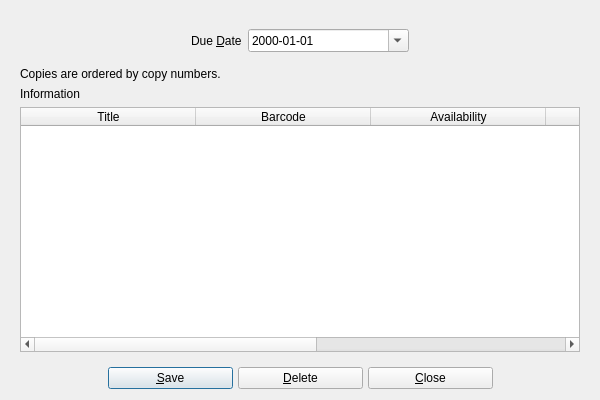
textbrowser/biblioteq, file UI/biblioteq_copybrowser.ui: the form before one commit.
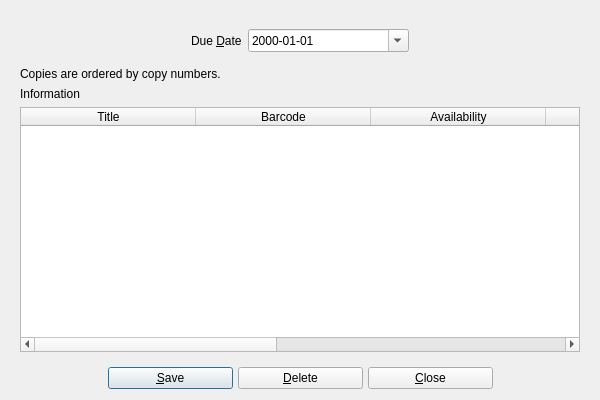
The form after the commit. Icons and pictures are not drawn. Custom widgets are drawn as their Qt base class.

Diff of the .ui file:
```diff
--- a/UI/biblioteq_copybrowser.ui
+++ b/UI/biblioteq_copybrowser.ui
@@ -167,6 +167,11 @@
           <string>Status</string>
          </property>
         </column>
+        <column>
+         <property name="text">
+          <string>Notes</string>
+         </property>
+        </column>
         <column>
          <property name="text">
           <string>MYOID</string>
```
